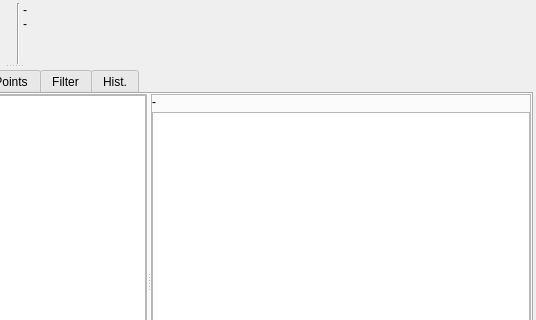
The window that src/qmapshack/gis/trk/IDetailsTrk.ui (Maproom/qmapshack) describes before a commit, drawn with Qt 5; both pictures show x 509 to 1045 and y 0 to 320 of the 1045 by 472 pixel window.
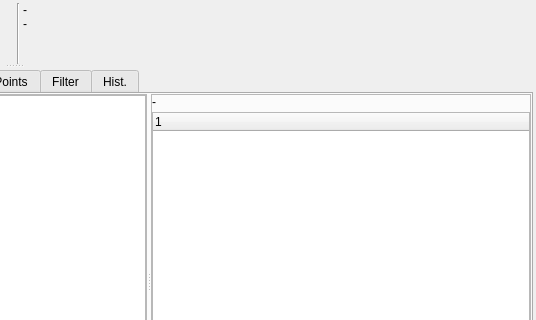
The same window after the commit. Icons and pictures are not drawn. Custom widgets are drawn as their Qt base class.

```diff
--- a/src/qmapshack/gis/trk/IDetailsTrk.ui
+++ b/src/qmapshack/gis/trk/IDetailsTrk.ui
@@ -512,11 +512,14 @@
                 <bool>false</bool>
                </property>
                <property name="headerHidden">
-                <bool>true</bool>
+                <bool>false</bool>
                </property>
                <property name="expandsOnDoubleClick">
                 <bool>false</bool>
                </property>
+               <attribute name="headerVisible">
+                <bool>true</bool>
+               </attribute>
                <attribute name="headerMinimumSectionSize">
                 <number>21</number>
                </attribute>
```
Left out of the diff: 2 changed lines with no effect on the pictures.
